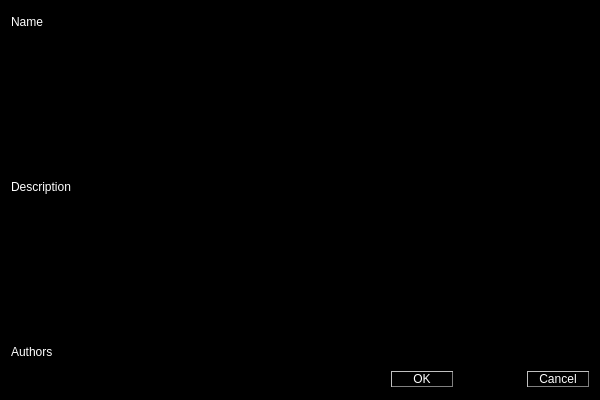
First picture: the form in src/application-qt4/shader_properties.ui, repository luisbarrancos/shrimp, before the edit.
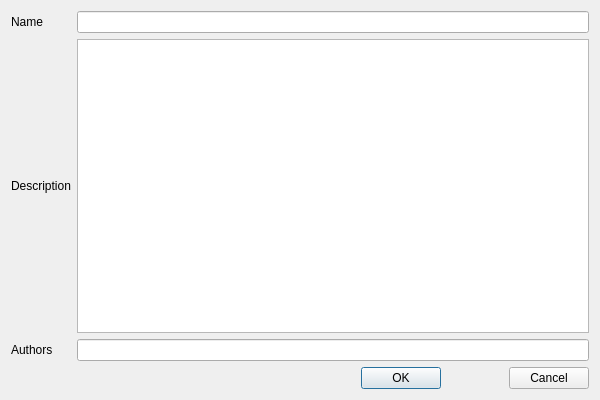
Second picture: the form after the edit.

Commit message: ENH: integrated Luis theme and moved all styles to qt/stylesheet.qss file

```diff
--- a/src/application-qt4/shader_properties.ui
+++ b/src/application-qt4/shader_properties.ui
@@ -14,20 +14,13 @@
    <string>Shader Properties</string>
   </property>
   <property name="styleSheet">
-   <string notr="true">background-color: black;</string>
+   <string notr="true"/>
   </property>
   <layout class="QGridLayout" name="gridLayout" columnstretch="0,5,0,1,0">
    <item row="3" column="2">
     <widget class="QPushButton" name="okButton">
      <property name="styleSheet">
-      <string notr="true">QPushButton {
-  color: white;
-  background-color: black;
-  border-style: outset;
-  border-width: 1px;
-  border-color: gray;
-  min-width: 60px;
- }</string>
+      <string notr="true"/>
      </property>
      <property name="text">
       <string>OK</string>
@@ -37,28 +30,28 @@
    <item row="0" column="1" colspan="4">
     <widget class="QLineEdit" name="nameLineEdit">
      <property name="styleSheet">
-      <string notr="true">color: white;</string>
+      <string notr="true"/>
      </property>
     </widget>
    </item>
    <item row="1" column="1" colspan="4">
     <widget class="QTextEdit" name="descriptionTextEdit">
      <property name="styleSheet">
-      <string notr="true">color: white;</string>
+      <string notr="true"/>
      </property>
     </widget>
    </item>
    <item row="2" column="1" colspan="4">
     <widget class="QLineEdit" name="authorsLineEdit">
      <property name="styleSheet">
-      <string notr="true">color: white;</string>
+      <string notr="true"/>
      </property>
     </widget>
    </item>
    <item row="0" column="0">
     <widget class="QLabel" name="label">
      <property name="styleSheet">
-      <string notr="true">color: white;</string>
+      <string notr="true"/>
      </property>
      <property name="text">
       <string>Name</string>
@@ -68,7 +61,7 @@
    <item row="1" column="0">
     <widget class="QLabel" name="label_2">
      <property name="styleSheet">
-      <string notr="true">color: white;</string>
+      <string notr="true"/>
      </property>
      <property name="text">
       <string>Description</string>
@@ -78,7 +71,7 @@
    <item row="2" column="0">
     <widget class="QLabel" name="label_3">
      <property name="styleSheet">
-      <string notr="true">color: white;</string>
+      <string notr="true"/>
      </property>
      <property name="text">
       <string>Authors</string>
@@ -88,14 +81,7 @@
    <item row="3" column="4">
     <widget class="QPushButton" name="cancelButton">
      <property name="styleSheet">
-      <string notr="true">QPushButton {
-  color: white;
-  background-color: black;
-  border-style: outset;
-  border-width: 1px;
-  border-color: gray;
-  min-width: 60px;
- }</string>
+      <string notr="true"/>
      </property>
      <property name="text">
       <string>Cancel</string>
```
The commit also changes 11 other files.
